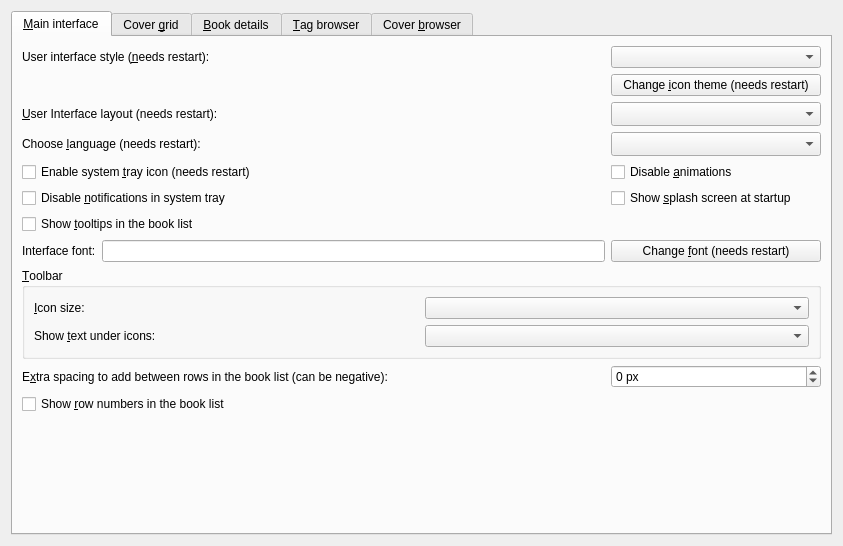
Before: the Qt Designer form src/calibre/gui2/preferences/look_feel.ui in debian-calibre/calibre, drawn with Qt 5.
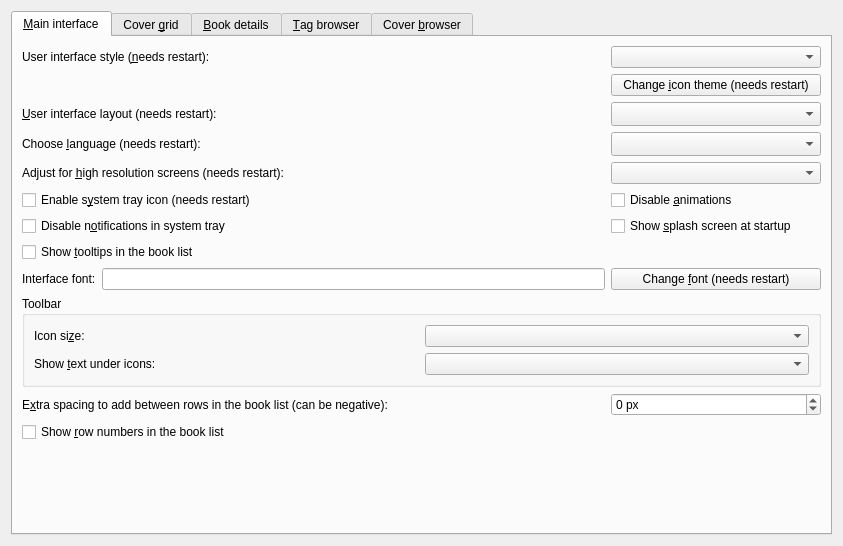
After: the same form once the commit is applied. Icons and pictures are not drawn. Custom widgets are drawn as their Qt base class.

```diff
--- a/src/calibre/gui2/preferences/look_feel.ui
+++ b/src/calibre/gui2/preferences/look_feel.ui
@@ -28,7 +28,17 @@
        <string>&amp;Main interface</string>
       </attribute>
       <layout class="QGridLayout" name="gridLayout_9">
-       <item row="9" column="0">
+       <item row="2" column="0">
+        <widget class="QLabel" name="label_17">
+         <property name="text">
+          <string>&amp;User interface layout (needs restart):</string>
+         </property>
+         <property name="buddy">
+          <cstring>opt_gui_layout</cstring>
+         </property>
+        </widget>
+       </item>
+       <item row="10" column="0">
         <widget class="QLabel" name="label_4">
          <property name="text">
           <string>E&amp;xtra spacing to add between rows in the book list (can be negative):</string>
@@ -38,7 +48,7 @@
          </property>
         </widget>
        </item>
-       <item row="9" column="1">
+       <item row="10" column="1">
         <widget class="QSpinBox" name="opt_book_list_extra_row_spacing">
          <property name="suffix">
           <string> px</string>
@@ -48,10 +58,10 @@
          </property>
         </widget>
        </item>
-       <item row="8" column="0" colspan="2">
+       <item row="9" column="0" colspan="2">
         <widget class="QGroupBox" name="groupBox_2">
          <property name="title">
-          <string>&amp;Toolbar</string>
+          <string>Toolbar</string>
          </property>
          <layout class="QGridLayout" name="gridLayout_8">
           <item row="0" column="1">
@@ -60,7 +70,7 @@
           <item row="0" column="0">
            <widget class="QLabel" name="label_5">
             <property name="text">
-             <string>&amp;Icon size:</string>
+             <string>Icon si&amp;ze:</string>
             </property>
             <property name="buddy">
              <cstring>opt_toolbar_icon_size</cstring>
@@ -86,7 +96,7 @@
        <item row="0" column="1">
         <widget class="QComboBox" name="opt_ui_style"/>
        </item>
-       <item row="7" column="1">
+       <item row="8" column="1">
         <widget class="QPushButton" name="change_font_button">
          <property name="text">
           <string>Change &amp;font (needs restart)</string>
@@ -109,14 +119,14 @@
          </property>
         </widget>
        </item>
-       <item row="6" column="0">
+       <item row="7" column="0">
         <widget class="QCheckBox" name="opt_book_list_tooltips">
          <property name="text">
           <string>Show &amp;tooltips in the book list</string>
          </property>
         </widget>
        </item>
-       <item row="11" column="0">
+       <item row="12" column="0">
         <spacer name="verticalSpacer_3">
          <property name="orientation">
           <enum>Qt::Vertical</enum>
@@ -129,10 +139,10 @@
          </property>
         </spacer>
        </item>
-       <item row="4" column="0">
+       <item row="5" column="0">
         <widget class="QCheckBox" name="opt_systray_icon">
          <property name="text">
-          <string>Enable system &amp;tray icon (needs restart)</string>
+          <string>Enable s&amp;ystem tray icon (needs restart)</string>
          </property>
         </widget>
        </item>
@@ -146,7 +156,7 @@
          </property>
         </widget>
        </item>
-       <item row="7" column="0">
+       <item row="8" column="0">
         <layout class="QHBoxLayout" name="horizontalLayout">
          <item>
           <widget class="QLabel" name="label_2">
@@ -174,10 +184,10 @@
          </property>
         </widget>
        </item>
-       <item row="5" column="0">
+       <item row="6" column="0">
         <widget class="QCheckBox" name="opt_disable_tray_notification">
          <property name="text">
-          <string>Disable &amp;notifications in system tray</string>
+          <string>Disable n&amp;otifications in system tray</string>
          </property>
         </widget>
        </item>
@@ -201,17 +211,7 @@
          </property>
         </widget>
        </item>
-       <item row="2" column="0">
-        <widget class="QLabel" name="label_17">
-         <property name="text">
-          <string>&amp;User Interface layout (needs restart):</string>
-         </property>
-         <property name="buddy">
-          <cstring>opt_gui_layout</cstring>
-         </property>
-        </widget>
-       </item>
-       <item row="4" column="1">
+       <item row="5" column="1">
         <widget class="QCheckBox" name="opt_disable_animations">
          <property name="toolTip">
           <string>Disable all animations. Useful if you have a slow/old computer.</string>
@@ -221,7 +221,7 @@
          </property>
         </widget>
        </item>
-       <item row="5" column="1">
+       <item row="6" column="1">
         <widget class="QCheckBox" name="opt_show_splash_screen">
          <property name="text">
           <string>Show &amp;splash screen at startup</string>
@@ -235,13 +235,38 @@
          </property>
         </widget>
        </item>
-       <item row="10" column="0">
+       <item row="11" column="0">
         <widget class="QCheckBox" name="opt_row_numbers_in_book_list">
          <property name="text">
           <string>Show &amp;row numbers in the book list</string>
          </property>
         </widget>
        </item>
+       <item row="4" column="0">
+        <widget class="QLabel" name="label_hidpi">
+         <property name="text">
+          <string>Adjust for &amp;high resolution screens (needs restart):</string>
+         </property>
+         <property name="buddy">
+          <cstring>opt_hidpi</cstring>
+         </property>
+        </widget>
+       </item>
+       <item row="4" column="1">
+        <widget class="QComboBox" name="opt_hidpi">
+         <property name="toolTip">
+          <string>&lt;p&gt;Whether to automatically adjust the calibre user interface for high resolution (high DPI) monitors. There are three possible values:&lt;/p&gt;
+
+&lt;ul&gt;
+&lt;li&gt;&lt;b&gt;Automatic&lt;/b&gt;: Adjust the user interface if a high resolution monitor is detected. Will respect Qt environment variables controlling high DPI behavior. So if you use the environment variable QT_AUTO_SCREEN_SCALE_FACTOR then it will be used instead of this setting.&lt;/li&gt;
+
+&lt;li&gt;&lt;b&gt;On&lt;/b&gt;: Same as &quot;Automatic&quot;, but ignores Qt environment variables controlling high dpi behavior.&lt;/li&gt;
+
+&lt;li&gt;&lt;b&gt;Off&lt;/b&gt;: Do not adjust the user interface, regardless of Qt environment variables.&lt;/li&gt;
+&lt;/ul&gt;</string>
+         </property>
+        </widget>
+       </item>
       </layout>
      </widget>
      <widget class="QWidget" name="cover_grid_tab">
```
Left out of the diff: 12 changed lines with no effect on the pictures.
